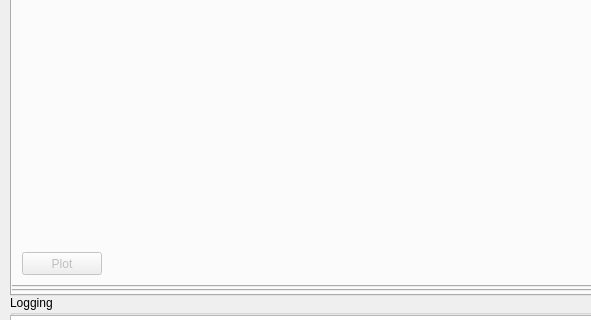
The window that ui/main_window.ui (zohannn/motion_manager) describes before a commit, drawn with Qt 5; both pictures show x 0 to 591 and y 224 to 544 of the 1101 by 697 pixel window.
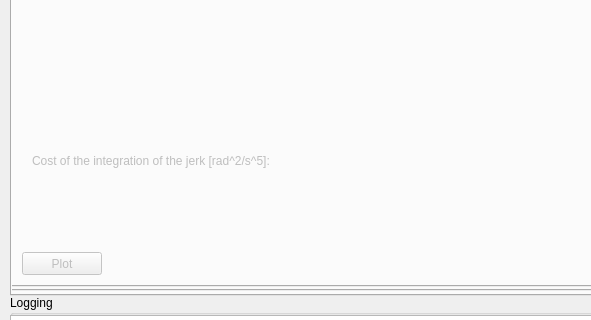
The same window after the commit. The open tabs and pages were chosen to show the change. Icons and pictures are not drawn. Custom widgets are drawn as their Qt base class.

Commit message: bug fixes and added cost of the movement

```diff
--- a/ui/main_window.ui
+++ b/ui/main_window.ui
@@ -1083,6 +1083,32 @@
            <string>Plot</string>
           </property>
          </widget>
+         <widget class="QWidget" name="layoutWidget">
+          <property name="geometry">
+           <rect>
+            <x>20</x>
+            <y>280</y>
+            <width>431</width>
+            <height>17</height>
+           </rect>
+          </property>
+          <layout class="QHBoxLayout" name="horizontalLayout_2">
+           <item>
+            <widget class="QLabel" name="label_cost">
+             <property name="text">
+              <string>Cost of the integration of the jerk [rad^2/s^5]:</string>
+             </property>
+            </widget>
+           </item>
+           <item>
+            <widget class="QLabel" name="label_cost_value">
+             <property name="text">
+              <string/>
+             </property>
+            </widget>
+           </item>
+          </layout>
+         </widget>
         </widget>
         <widget class="QWidget" name="tab_results_plan_task">
          <attribute name="title">
```
The commit also changes 6 other files.
